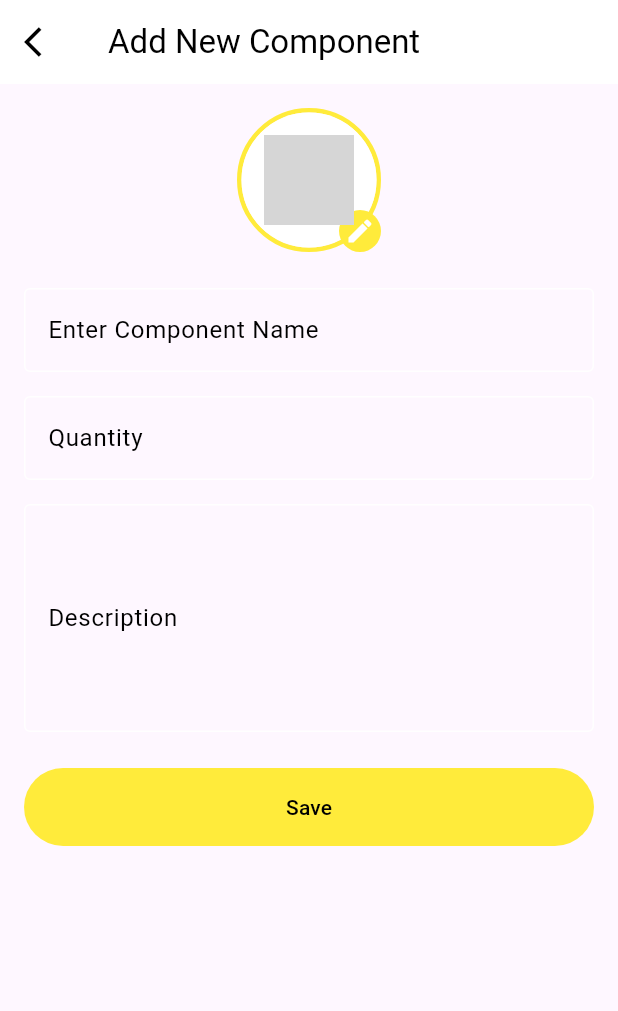
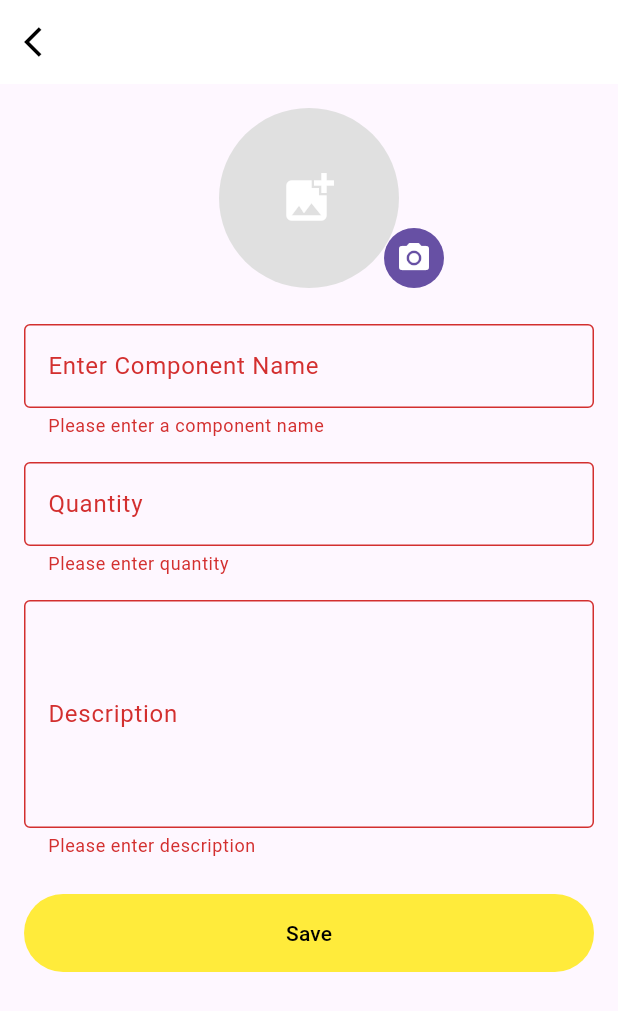
Before and after one commit to RITWIZSINGH/Robosoc, a Flutter app: the AddNewComponentScreen screen opened directly, after a tap on "Save", on a phone screen of 412 x 824 dp. Shown: the top 1011 px of the screen. Run offline on Flutter 3.47's test engine with Material 3 defaults, Android fonts, the phone set to English and light mode, and no system bars; our stand-ins replace cached_network_image, cloud_firestore, firebase_auth, firebase_core, firebase_storage, image_picker; accounts and stored records are empty; grey boxes are pictures that could not be loaded.

Commit message:
Created detailed component view screen which can also be used to change the quantity

```diff
--- a/lib/mainscreens/homescreen/add_new_component_screen.dart
+++ b/lib/mainscreens/homescreen/add_new_component_screen.dart
@@ -1,12 +1,11 @@
-// ignore_for_file: prefer_const_constructors, sort_child_properties_last, use_build_context_synchronously
-
+// lib/screens/add_new_component_screen.dart
+import 'package:flutter/foundation.dart';
 import 'package:flutter/material.dart';
-
+import 'package:provider/provider.dart';
+import 'package:robosoc/utilities/image_picker.dart';
 import 'package:robosoc/utilities/component_provider.dart';
-import 'package:provider/provider.dart';
 import 'package:robosoc/models/component_model.dart';
 
-//this is add new component screen
 class AddNewComponentScreen extends StatefulWidget {
   const AddNewComponentScreen({super.key});
 
@@ -16,27 +15,90 @@ class AddNewComponentScreen extends StatefulWidget {
 
 class _AddNewComponentScreenState extends State<AddNewComponentScreen> {
   final _formKey = GlobalKey<FormState>();
-  late String componentName;
-  late String quantity;
-  late String description;
+  late String _componentName = '';
+  late String _quantity = '';
+  late String _description = '';
+  dynamic _imageFile;
+  bool _isUploading = false;
+
+  Widget _buildImagePreview() {
+    return Stack(
+      alignment: Alignment.center,
+      children: [
+        CircleAvatar(
+          radius: 60,
+          backgroundColor: Colors.grey[300],
+          child: _imageFile == null
+              ? Icon(Icons.add_photo_alternate, size: 40)
+              : null,
+          backgroundImage: _imageFile != null
+              ? (kIsWeb
+                  ? NetworkImage(_imageFile.path)
+                  : FileImage(_imageFile) as ImageProvider)
+              : null,
+        ),
+        Positioned(
+          bottom: 0,
+          right: 100,
+          child: CircleAvatar(
+            backgroundColor: Theme.of(context).primaryColor,
+            radius: 20,
+            child: IconButton(
+              icon: Icon(Icons.camera_alt, color: Colors.white),
+              onPressed: () => ImagePickerUtils.showImageSourceDialog(
+                context,
+                (image) => setState(() => _imageFile = image),
+              ),
+            ),
+          ),
+        ),
+      ],
+    );
+  }
+
+  void _submitForm() async {
+    if (_formKey.currentState!.validate()) {
+      setState(() => _isUploading = true);
+
+      try {
+        _formKey.currentState!.save();
+        final imageUrl =
+            await ImagePickerUtils.uploadImage(_imageFile, 'component_images');
+
+        final component = Component(
+          id: '',
+          name: _componentName,
+          quantity: int.parse(_quantity),
+          description: _description,
+          imageUrl: imageUrl ?? '',
+        );
+
+        await Provider.of<ComponentProvider>(context, listen: false)
+            .addComponent(component);
+        Navigator.pop(context);
+      } catch (e) {
+        ScaffoldMessenger.of(context).showSnackBar(
+          SnackBar(content: Text('Failed to add component: $e')),
+        );
+      } finally {
+        setState(() => _isUploading = false);
+      }
+    }
+  }
+
   @override
   Widget build(BuildContext context) {
     return Scaffold(
       appBar: AppBar(
         title: const Text(
-          "Add New Component",
+          "",
           style: TextStyle(color: Colors.black),
         ),
         backgroundColor: Colors.white,
         elevation: 0,
         leading: IconButton(
-          onPressed: () {
-            Navigator.pop(context);
-          },
-          icon: const Icon(
-            Icons.arrow_back_ios,
-            color: Colors.black,
-          ),
+          onPressed: () => Navigator.pop(context),
+          icon: const Icon(Icons.arrow_back_ios, color: Colors.black),
         ),
       ),
       body: SingleChildScrollView(
@@ -46,97 +108,52 @@ class _AddNewComponentScreenState extends State<AddNewComponentScreen> {
           child: Column(
             crossAxisAlignment: CrossAxisAlignment.stretch,
             children: [
-              Center(
-                child: Stack(
-                  children: [
-                    Container(
-                      decoration: BoxDecoration(
-                          shape: BoxShape.circle,
-                          border: Border.all(color: Colors.yellow, width: 3.0)),
-                      child: CircleAvatar(
-                        backgroundColor: Colors.white,
-                        radius: 45,
-                        child: Image.asset(
-                          'assets/images/arduino.png',
-                          width: 60,
-                          height: 60,
-                        ),
-                      ),
-                    ),
-                    Positioned(
-                      right: 0,
-                      bottom: 0,
-                      child: Container(
-                        padding: EdgeInsets.all(4),
-                        decoration: BoxDecoration(
-                          color: Colors.yellow,
-                          shape: BoxShape.circle,
-                        ),
-                        child: Icon(
-                          Icons.edit,
-                          size: 20,
-                          color: Colors.white,
-                        ),
-                      ),
-                    ),
-                  ],
+              _buildImagePreview(),
+              SizedBox(height: 24),
+              TextFormField(
+                onChanged: (value) => _componentName = value,
+                decoration: InputDecoration(
+                  labelText: 'Enter Component Name',
+                  border: OutlineInputBorder(
+                    borderSide: BorderSide(color: Colors.grey),
+                  ),
                 ),
-              ),
-              SizedBox(height: 24),
-              //Enter Component Name
-              TextFormField(
-                onChanged: (value) {
-                  componentName = value;
-                },
-                decoration: InputDecoration(
-                    labelText: 'Enter Component Name',
-
-                    border: OutlineInputBorder(
-                        borderSide: BorderSide(color: Colors.grey))),
+                validator: (value) => value?.isEmpty ?? true
+                    ? 'Please enter a component name'
+                    : null,
               ),
               SizedBox(height: 16),
-              //Quantity TextField
               TextFormField(
-                onChanged: (value) {
-                  quantity = value;
-                },
+                onChanged: (value) => _quantity = value,
                 decoration: InputDecoration(
                   labelText: 'Quantity',
                   border: OutlineInputBorder(),
                 ),
                 keyboardType: TextInputType.number,
+                validator: (value) =>
+                    value?.isEmpty ?? true ? 'Please enter quantity' : null,
               ),
               SizedBox(height: 16),
-              //Description TextField
               TextFormField(
-                onChanged: (value) {
-                  description = value;
-                },
+                onChanged: (value) => _description = value,
                 decoration: InputDecoration(
                   labelText: 'Description',
                   border: OutlineInputBorder(),
                 ),
                 maxLines: 5,
+                validator: (value) =>
+                    value?.isEmpty ?? true ? 'Please enter description' : null,
               ),
               SizedBox(height: 24),
               TextButton(
-                child: Text('Save'),
+                onPressed: _isUploading ? null : _submitForm,
                 style: ElevatedButton.styleFrom(
                   foregroundColor: Colors.black,
                   backgroundColor: Colors.yellow,
                   padding: EdgeInsets.symmetric(vertical: 16),
                 ),
-                onPressed: () async {
-                  if (_formKey.currentState!.validate()) {
-                    final component = Component(
-                        name: componentName,
-                        quantity: int.parse(quantity),
-                        description: description);
-                    await Provider.of<ComponentProvider>(context, listen: false)
-                        .addComponent(component);
-                    Navigator.pop(context);
-                  }
-                },
+                child:
+                    _isUploading ? CircularProgressIndicator() : Text('Save'),
               ),
             ],
           ),
--- a/lib/mainscreens/homescreen/profile_screen.dart
+++ b/lib/mainscreens/homescreen/profile_screen.dart
@@ -94,6 +94,8 @@ class _ProfileScreenState extends State<ProfileScreen> {
                 _image != null
                     ? SizedBox()
                     : Positioned(
+                        top: 2,
+                        right: 3,
                         child: IconButton(
                           onPressed: selectImage,
                           icon: Icon(
--- a/lib/models/component_model.dart
+++ b/lib/models/component_model.dart
@@ -1,31 +1,35 @@
-
+// lib/models/component_model.dart
 class Component {
-  String? id;
-  String name;
-  int quantity;
-  String description;
+  String id;
+  final String name;
+  final int quantity;
+  final String description;
+  final String imageUrl;
 
   Component({
-    this.id,
+    required this.id,
     required this.name,
     required this.quantity,
     required this.description,
+    this.imageUrl = '',
   });
+
+  factory Component.fromMap(Map map, String id) {
+    return Component(
+      id: id,
+      name: map['name'] ?? '',
+      quantity: map['quantity'] ?? 0,
+      description: map['description'] ?? '',
+      imageUrl: map['imageUrl'] ?? '',
+    );
+  }
 
   Map<String, dynamic> toMap() {
     return {
       'name': name,
       'quantity': quantity,
       'description': description,
+      'imageUrl': imageUrl,
     };
   }
-
-  factory Component.fromMap(Map<String, dynamic> map, String documentId) {
-    return Component(
-      id: documentId,
-      name: map['name'] ?? '',
-      quantity: map['quantity']?.toInt() ?? 0,
-      description: map['description'] ?? '',
-    );
-  }
 }
--- a/lib/utilities/component_provider.dart
+++ b/lib/utilities/component_provider.dart
@@ -1,5 +1,3 @@
-// ignore_for_file: avoid_print
-
 import 'package:flutter/foundation.dart';
 import 'package:cloud_firestore/cloud_firestore.dart';
 import 'package:robosoc/models/component_model.dart';
@@ -10,26 +8,66 @@ class ComponentProvider with ChangeNotifier {
 
   List<Component> get components => _components;
 
-// function to load all the components stored in the database when the app is opened
   Future<void> loadComponents() async {
     try {
       QuerySnapshot querySnapshot = await _firestore.collection('components').get();
-      _components = querySnapshot.docs.map((doc) => Component.fromMap(doc.data() as Map<String, dynamic>, doc.id)).toList();
+      _components = querySnapshot.docs
+          .map((doc) => Component.fromMap(doc.data() as Map<String, dynamic>, doc.id))
+          .toList();
       notifyListeners();
     } catch (e) {
       print("Error loading components: $e");
     }
   }
 
-//function to add a new component into the database
   Future<void> addComponent(Component component) async {
     try {
       DocumentReference docRef = await _firestore.collection('components').add(component.toMap());
-      component.id = docRef.id;
+      component = Component(
+        id: docRef.id,
+        name: component.name,
+        quantity: component.quantity,
+        description: component.description,
+        imageUrl: component.imageUrl,
+      );
       _components.add(component);
       notifyListeners();
     } catch (e) {
       print("Error adding component: $e");
     }
   }
+
+  Future<void> updateComponentQuantity(String componentId, int newQuantity) async {
+    try {
+      // Find the index of the component in the local list
+      int index = _components.indexWhere((comp) => comp.id == componentId);
+
+      if (index != -1) {
+        // Update in Firestore
+        await _firestore
+            .collection('components')
+            .doc(componentId)
+            .update({'quantity': newQuantity});
+
+        // Update in local list
+        _components[index] = Component(
+          id: componentId,
+          name: _components[index].name,
+          quantity: newQuantity,
+          description: _components[index].description,
+          imageUrl: _components[index].imageUrl,
+        );
+
+        notifyListeners();
+      }
+    } catch (e) {
+      print("Error updating component quantity: $e");
+    }
+  }
+
+  List<Component> searchComponents(String query) {
+    return _components.where((component) =>
+      component.name.toLowerCase().contains(query.toLowerCase())
+    ).toList();
+  }
 }
```
Also changed, not shown: lib/mainscreens/homescreen/component_detail_screen.dart (added, +101 -0 lines), lib/mainscreens/homescreen/home_page.dart (+46 -25 lines), lib/mainscreens/projects_screen/add_new_project_screen.dart (+38 -11 lines).
